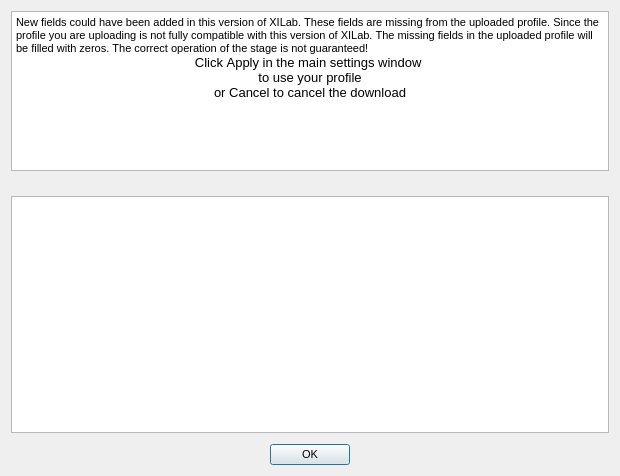
Before: the Qt Designer form src/restoreerrorsdialog.ui in EPC-MSU/XILab, drawn with Qt 5.
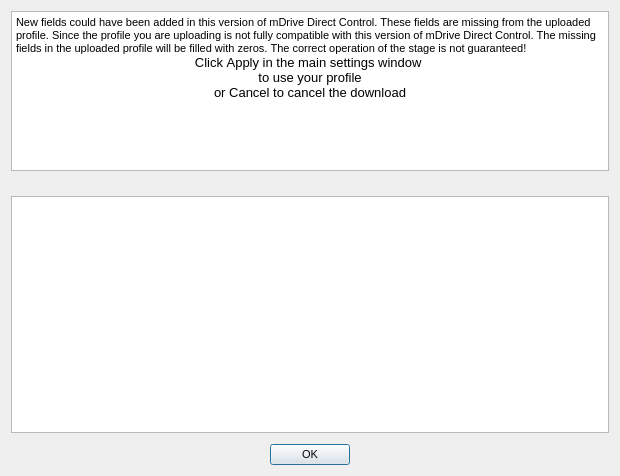
After: the same form once the commit is applied. Icons and pictures are not drawn.

Commit message: Feature #75893 Rename XiLab to MDrive Direct Control

```diff
--- a/src/restoreerrorsdialog.ui
+++ b/src/restoreerrorsdialog.ui
@@ -76,7 +76,7 @@
 &lt;html&gt;&lt;head&gt;&lt;meta name=&quot;qrichtext&quot; content=&quot;1&quot; /&gt;&lt;style type=&quot;text/css&quot;&gt;
 p, li { white-space: pre-wrap; }
 &lt;/style&gt;&lt;/head&gt;&lt;body style=&quot; font-family:'Arial'; font-size:8pt; font-weight:400; font-style:normal;&quot;&gt;
-&lt;p style=&quot; margin-top:0px; margin-bottom:0px; margin-left:0px; margin-right:0px; -qt-block-indent:0; text-indent:0px;&quot;&gt;New fields could have been added in this version of XILab. These fields are missing from the uploaded profile. Since the profile you are uploading is not fully compatible with this version of XILab. The missing fields in the uploaded profile will be filled with zeros. The correct operation of the stage is not guaranteed! &lt;/p&gt;
+&lt;p style=&quot; margin-top:0px; margin-bottom:0px; margin-left:0px; margin-right:0px; -qt-block-indent:0; text-indent:0px;&quot;&gt;New fields could have been added in this version of mDrive Direct Control. These fields are missing from the uploaded profile. Since the profile you are uploading is not fully compatible with this version of mDrive Direct Control. The missing fields in the uploaded profile will be filled with zeros. The correct operation of the stage is not guaranteed! &lt;/p&gt;
 &lt;p align=&quot;center&quot; style=&quot; margin-top:0px; margin-bottom:0px; margin-left:0px; margin-right:0px; -qt-block-indent:0; text-indent:0px;&quot;&gt;&lt;span style=&quot; font-size:10pt;&quot;&gt;Click Apply in the main settings window &lt;/span&gt;&lt;/p&gt;
 &lt;p align=&quot;center&quot; style=&quot; margin-top:0px; margin-bottom:0px; margin-left:0px; margin-right:0px; -qt-block-indent:0; text-indent:0px;&quot;&gt;&lt;span style=&quot; font-size:10pt;&quot;&gt;to use your profile&lt;/span&gt;&lt;/p&gt;
 &lt;p align=&quot;center&quot; style=&quot; margin-top:0px; margin-bottom:0px; margin-left:0px; margin-right:0px; -qt-block-indent:0; text-indent:0px;&quot;&gt;&lt;span style=&quot; font-size:10pt;&quot;&gt;or Cancel to cancel the download&lt;/span&gt;&lt;/p&gt;&lt;/body&gt;&lt;/html&gt;</string>
```
Left out of the diff: 2 changed lines with no effect on the pictures. The commit also changes 15 other files.
